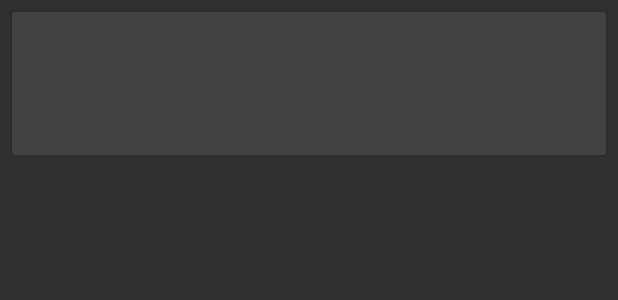
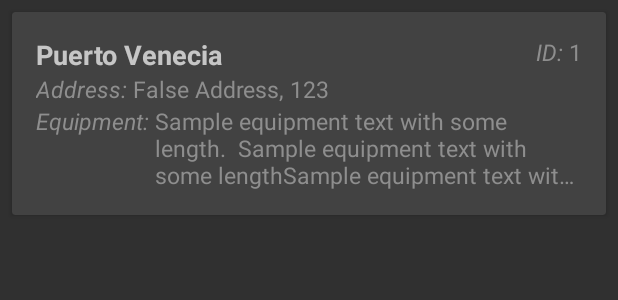
Before and after one commit to javibu13/aa1-programacion-multimedia-y-dispositivos-moviles, an Android app: the layout item_place.xml on its own in the app's theme, with its tools: preview values and no code run, on a phone screen of 412 x 824 dp. Shown: the top 300 px of the screen. Run offline under Robolectric (Android 15) with nearby library versions, the phone set to English and light mode, and no system bars.

Commit message:
Improve place card item for recylerView

```diff
--- a/app/src/main/res/layout/item_place.xml
+++ b/app/src/main/res/layout/item_place.xml
@@ -12,26 +12,98 @@
         android:orientation="vertical"
         android:padding="16dp">
 
-        <TextView
-            android:id="@+id/placeIdItemTextView"
+
+        <LinearLayout
+            android:layout_width="match_parent"
+            android:layout_height="match_parent"
+            android:orientation="horizontal">
+
+            <TextView
+                android:id="@+id/placeNameItemTextView"
+                android:layout_width="wrap_content"
+                android:layout_height="wrap_content"
+                android:text="Puerto Venecia"
+                android:textStyle="bold"
+                android:textSize="18sp" />
+
+            <Space
+                android:layout_width="wrap_content"
+                android:layout_height="wrap_content"
+                android:layout_weight="1" />
+
+            <LinearLayout
+                android:layout_width="wrap_content"
+                android:layout_height="wrap_content"
+                android:orientation="horizontal">
+
+                <TextView
+                    android:layout_width="wrap_content"
+                    android:layout_height="wrap_content"
+                    android:text="ID: "
+                    android:textColor="#8E8E8E"
+                    android:textSize="15sp"
+                    android:textStyle="italic" />
+
+                <TextView
+                    android:id="@+id/placeIdItemTextView"
+                    android:layout_width="wrap_content"
+                    android:layout_height="wrap_content"
+                    android:text="1"
+                    android:textColor="#8E8E8E"
+                    android:textSize="15sp" />
+
+            </LinearLayout>
+
+        </LinearLayout>
+
+        <LinearLayout
             android:layout_width="wrap_content"
             android:layout_height="wrap_content"
-            android:textStyle="bold"
-            android:textSize="18sp" />
+            android:orientation="horizontal">
 
-        <TextView
-            android:id="@+id/placeNameItemTextView"
+            <TextView
+                android:layout_width="wrap_content"
+                android:layout_height="wrap_content"
+                android:text="Address: "
+                android:textColor="#8E8E8E"
+                android:textSize="15sp"
+                android:textStyle="italic" />
+
+            <TextView
+                android:id="@+id/placeAddressItemTextView"
+                android:layout_width="wrap_content"
+                android:layout_height="wrap_content"
+                android:text="False Address, 123"
+                android:textColor="#8E8E8E"
+                android:textSize="15sp" />
+
+        </LinearLayout>
+
+        <LinearLayout
             android:layout_width="wrap_content"
             android:layout_height="wrap_content"
-            android:textSize="14sp"
-            android:textColor="#666" />
+            android:orientation="horizontal">
 
-        <TextView
-            android:id="@+id/placeEquipmentItemTextView"
-            android:layout_width="wrap_content"
-            android:layout_height="wrap_content"
-            android:textSize="14sp"
-            android:textColor="#666" />
+            <TextView
+                android:layout_width="wrap_content"
+                android:layout_height="wrap_content"
+                android:text="Equipment: "
+                android:textColor="#8E8E8E"
+                android:textSize="15sp"
+                android:textStyle="italic" />
+
+            <TextView
+                android:id="@+id/placeEquipmentItemTextView"
+                android:layout_width="wrap_content"
+                android:layout_height="wrap_content"
+                android:ellipsize="end"
+                android:maxLines="3"
+                android:text="Sample equipment text with some length.  Sample equipment text with some lengthSample equipment text with some lengthSample equipment text with some lengthSample equipment text with some length"
+                android:textColor="#8E8E8E"
+                android:textSize="15sp" />
+
+        </LinearLayout>
+
 
     </LinearLayout>
 </androidx.cardview.widget.CardView>
```
